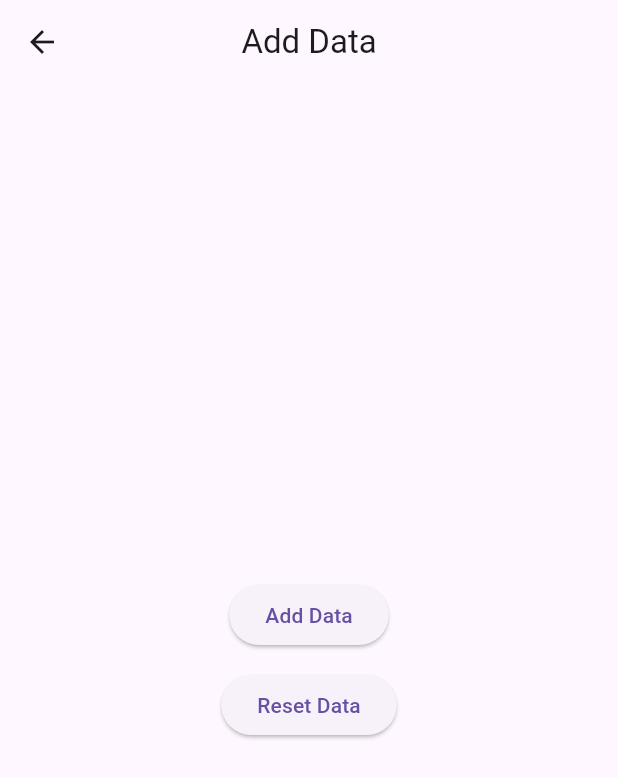
After one commit to NM71/sqlite_database_flutter, a Flutter app: the AddDataPage screen opened directly, after a tap on "Add Data", on a phone screen of 412 x 824 dp. The commit adds this screen. Shown: the top 778 px of the screen. Run offline on Flutter 3.47's test engine with Material 3 defaults, Android fonts, the phone set to English and light mode, and no system bars; our stand-ins replace font_awesome_flutter, sqflite; accounts and stored records are empty.

Commit message:
practiced provider

```diff
--- /dev/null
+++ b/lib/practice/add_data_page.dart
@@ -0,0 +1,37 @@
+import 'package:database_flutter/practice/list_map_provider.dart';
+import 'package:flutter/material.dart';
+import 'package:provider/provider.dart';
+
+class AddDataPage extends StatelessWidget {
+  const AddDataPage({super.key});
+
+  @override
+  Widget build(BuildContext context) {
+    return Scaffold(
+      appBar: AppBar(title: Text('Add Data'), centerTitle: true),
+      body: Center(
+        child: Column(
+          mainAxisAlignment: .center,
+          children: [
+            ElevatedButton(
+              onPressed: () {
+                context.read<ListMapProvider>().addData({
+                  "Name": "Nousher",
+                  "Phone": "+923293354523",
+                });
+              },
+              child: Text('Add Data'),
+            ),
+            const SizedBox(height: 12),
+            ElevatedButton(
+              onPressed: () {
+                context.read<ListMapProvider>().resetData();
+              },
+              child: Text('Reset Data'),
+            ),
+          ],
+        ),
+      ),
+    );
+  }
+}
--- /dev/null
+++ b/lib/practice/list_map_provider.dart
@@ -0,0 +1,54 @@
+// import 'package:flutter/material.dart';
+
+// class ListMapProvider extends ChangeNotifier {
+//   List<Map<String, dynamic>> _mapist = [];
+
+//   // events
+//   List<Map<String, dynamic>> getList() {
+//     return _mapist;
+//   }
+
+//   // add data
+//   void addData(Map<String, dynamic> data) {
+//     _mapist.add(data);
+//     notifyListeners();
+//   }
+
+//   // remove data
+//   void removeData(Map<String, dynamic> data, int index) {
+//     _mapist.remove(_mapist[index]['$data']);
+//   }
+// }
+
+import 'package:flutter/foundation.dart';
+
+class ListMapProvider extends ChangeNotifier {
+  List<Map<String, dynamic>> _myData = [];
+
+  /// events
+  List<Map<String, dynamic>> getData() {
+    return _myData;
+  }
+
+  void resetData() {
+    _myData = [];
+    notifyListeners();
+  }
+
+  void addData(Map<String, dynamic> data) {
+    _myData.add(data);
+    notifyListeners();
+  }
+
+  // update data
+  void updateData(Map<String, dynamic> updatedData, int index) {
+    _myData[index] = updatedData;
+    notifyListeners();
+  }
+
+  // remove data
+  void deleteData(int index) {
+    _myData.removeAt(index);
+    notifyListeners();
+  }
+}
--- a/pubspec.yaml
+++ b/pubspec.yaml
@@ -39,6 +39,7 @@ dependencies:
   path_provider: ^2.1.5
   font_awesome_flutter: ^11.0.0
   google_fonts: ^8.0.2
+  provider: ^6.1.5+1
 
 dev_dependencies:
   flutter_test:
```
Also changed, not shown: lib/main.dart (+174 -31 lines), lib/practice/counter_provider.dart (added, +66 -0 lines), lib/practice/list_page.dart (added, +65 -0 lines), lib/pages/home_page.dart (renamed from lib/home_page.dart), pubspec.lock.
